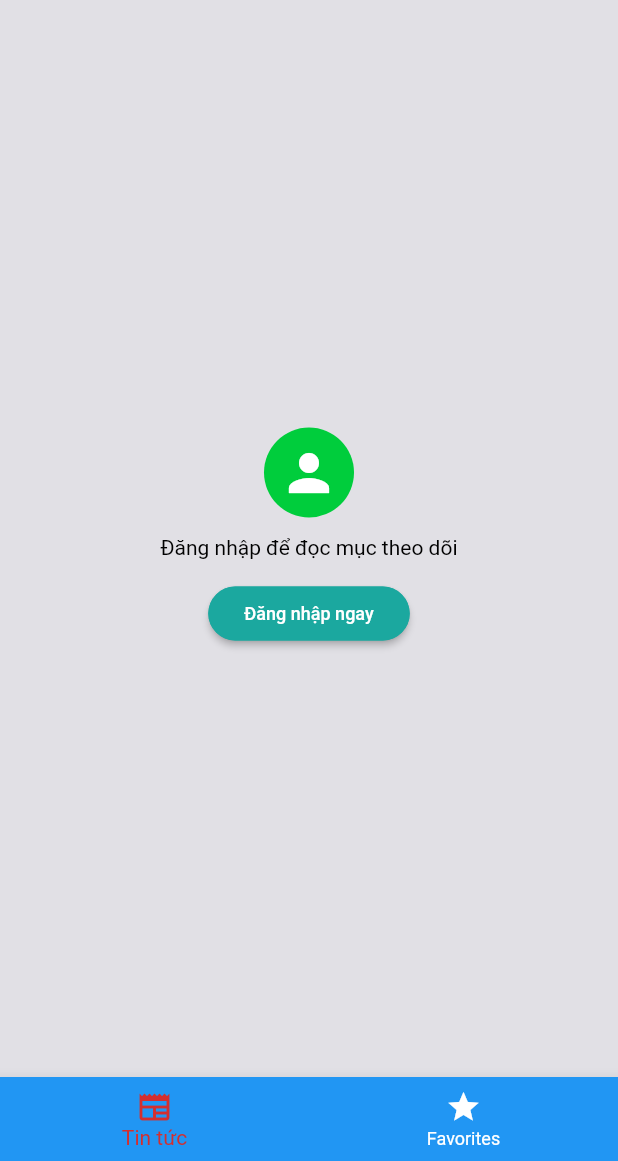
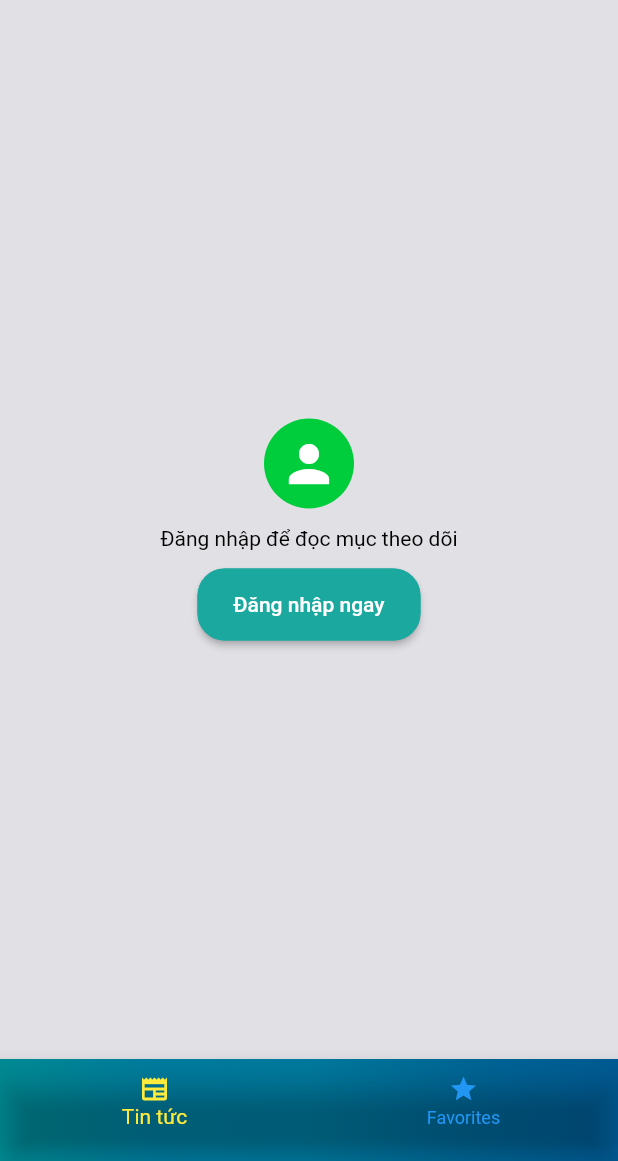
Before and after one commit to phanvungoc96/firstflutter, a Flutter app: the screen it shows after launch, on a phone screen of 412 x 824 dp, the part 75-1236 px from its top. Run offline on Flutter 3.47's test engine with Material 2 defaults, Android fonts, the phone set to English and light mode, and no system bars; our stand-ins replace cached_network_image, google_fonts.

Commit message:
fix Update UI

```diff
--- a/lib/screens/newsWidget/news_widget.dart
+++ b/lib/screens/newsWidget/news_widget.dart
@@ -10,8 +10,7 @@ class News extends StatelessWidget {
 
   @override
   Widget build(BuildContext context) {
-    return SafeArea(
-        child: DefaultTabController(
+    return DefaultTabController(
       length: 17,
       child: Scaffold(
         appBar: PreferredSize(
@@ -89,7 +88,8 @@ class News extends StatelessWidget {
               IconButton(onPressed: () {}, icon: const Icon(Icons.person))
             ],
             flexibleSpace: Container(
-              decoration: const BoxDecoration(gradient: LinearGradient(colors: MyColor.colorHeader)),
+              decoration: const BoxDecoration(
+                  gradient: LinearGradient(colors: MyColor.colorHeader)),
             ),
           ),
         ),
@@ -115,7 +115,7 @@ class News extends StatelessWidget {
           ],
         ),
       ),
-    ));
+    );
   }
 }
 
--- a/lib/screens/newsWidget/widget/tabBarViewWidget/theo_doi_pager.dart
+++ b/lib/screens/newsWidget/widget/tabBarViewWidget/theo_doi_pager.dart
@@ -1,7 +1,23 @@
 import 'package:flutter/material.dart';
+import 'package:my_app/screens/detail/bottomModal.dart';
 
 class TheoDoiPager extends StatelessWidget {
   const TheoDoiPager({Key? key}) : super(key: key);
+
+  void showModal(BuildContext ctx) {
+    showModalBottomSheet(
+      context: ctx,
+      isScrollControlled: true,
+      backgroundColor: Colors.transparent,
+      builder: (_) {
+        return GestureDetector(
+          onTap: () {},
+          behavior: HitTestBehavior.opaque,
+          child: LoginType(),
+        );
+      },
+    );
+  }
 
   @override
   Widget build(BuildContext context) {
@@ -54,9 +70,13 @@ class TheoDoiPager extends StatelessWidget {
                 ),
               ),
             ),
-            child: const Text(
-              "Đăng nhập ngay",
-              style: TextStyle(fontSize: 12),
+            child: TextButton(
+              onPressed: () => showModal(context),
+              style: TextButton.styleFrom(padding: EdgeInsets.all(0)),
+              child: Text(
+                "Đăng nhập ngay",
+                style: TextStyle(fontSize: 14, color: Colors.white),
+              ),
             ),
           ),
         ],
--- a/lib/screens/tabScreens.dart
+++ b/lib/screens/tabScreens.dart
@@ -33,28 +33,41 @@ class _TabsScreenState extends State<TabsScreen> {
   @override
   Widget build(BuildContext context) {
     return Scaffold(
+        resizeToAvoidBottomInset: false,
         drawer: CategoryScreen(),
         body: _pages[_selectedPageIndex]['page'] as Widget,
-      bottomNavigationBar: BottomNavigationBar(
+        bottomNavigationBar: Container(
+            decoration: const BoxDecoration(
+                gradient: LinearGradient(colors: [
+              Color.fromRGBO(0, 144, 153, 1),
+              Color.fromRGBO(0, 128, 163, 1),
+              Color.fromRGBO(0, 125, 163, 1),
+              Color.fromRGBO(0, 106, 154, 1),
+              Color.fromRGBO(0, 93, 152, 1),
+            ])),
+            height: 68,
+            child: SingleChildScrollView(
+              physics: NeverScrollableScrollPhysics(),
+              child: BottomNavigationBar(
                 onTap: _selectPage,
-        backgroundColor: Theme.of(context).primaryColor,
-        unselectedItemColor: Colors.white,
-        selectedItemColor: Theme.of(context).errorColor,
+                backgroundColor: Colors.transparent,
+                unselectedItemColor: Theme.of(context).primaryColor,
+                selectedItemColor: Colors.yellow,
                 currentIndex: _selectedPageIndex,
-        type: BottomNavigationBarType.fixed,
-        items: [
+                iconSize: 20,
+                items: const [
                   BottomNavigationBarItem(
-            backgroundColor: Theme.of(context).primaryColor,
+                    backgroundColor: Colors.transparent,
                     icon: Icon(Icons.newspaper),
                     label: 'Tin tức',
                   ),
                   BottomNavigationBarItem(
-            backgroundColor: Theme.of(context).primaryColor,
+                    backgroundColor: Colors.transparent,
                     icon: Icon(Icons.star),
                     label: 'Favorites',
                   ),
                 ],
               ),
-    );
+            )));
   }
 }
```
Also changed, not shown: lib/screens/detail/bottomModal.dart (+11 -11 lines), lib/screens/detail/detail.dart (+1 -27 lines). Lines whose indentation alone changed are shown as unchanged.
